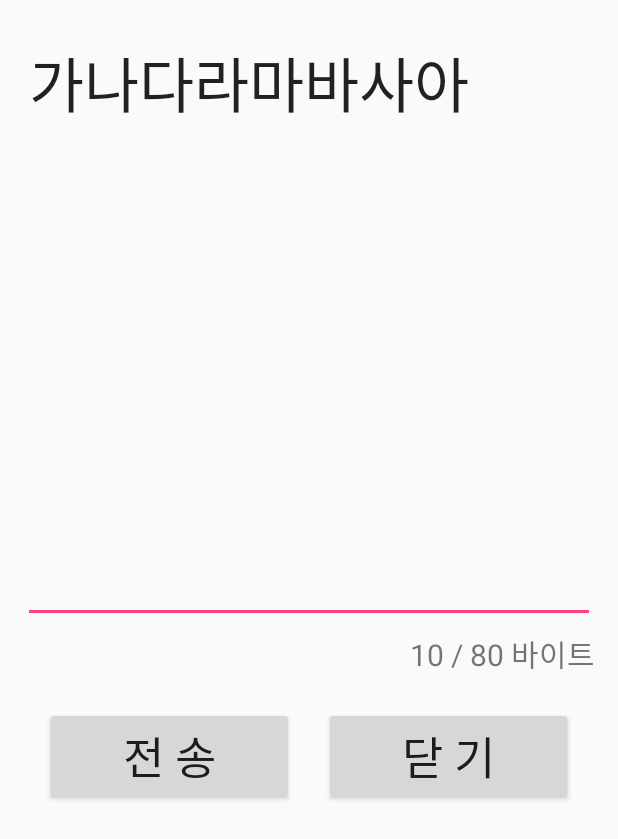
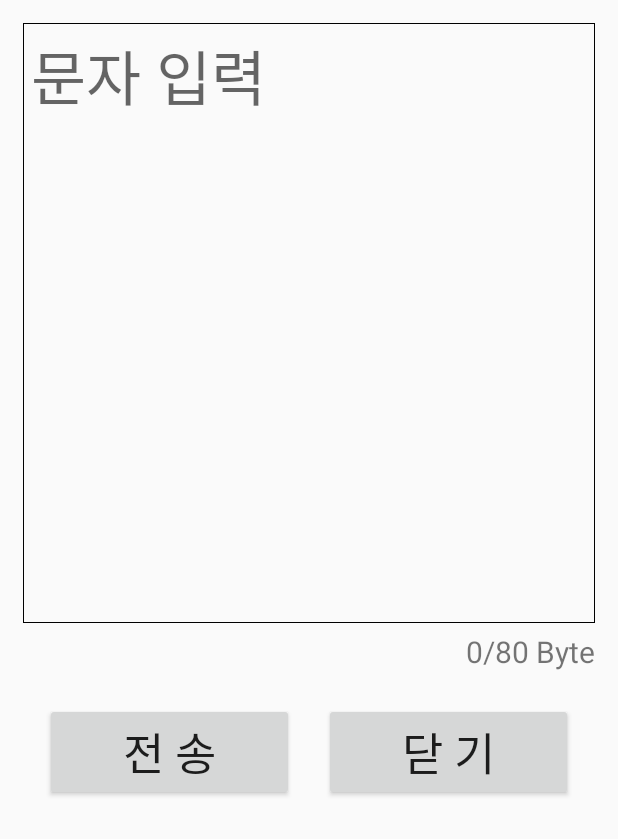
Before and after one commit to verfass/Mission02, an Android app: the screen it shows after launch (MainActivity), on a phone screen of 412 x 824 dp. Shown: the top 839 px of the screen. Run offline under Robolectric (Android 15) with nearby library versions, the phone set to English and light mode, and no system bars.

Commit message:
완성 Commit

```diff
--- a/app/src/main/java/kr/co/novacode/mission02/MainActivity.java
+++ b/app/src/main/java/kr/co/novacode/mission02/MainActivity.java
@@ -1,13 +1,80 @@
 package kr.co.novacode.mission02;
 
+import android.app.Activity;
+import android.os.Bundle;
 import android.support.v7.app.AppCompatActivity;
-import android.os.Bundle;
+import android.text.Editable;
+import android.text.TextWatcher;
+import android.view.View;
+import android.widget.Button;
+import android.widget.EditText;
+import android.widget.TextView;
+import android.widget.Toast;
 
 public class MainActivity extends AppCompatActivity {
+
+    Activity activity;
+    Button button01, button02;
+    TextView textView;
+    EditText editText;
+    Editable smsMsg;
+    TextWatcher textWatcher;
+    int textCnt;
 
     @Override
     protected void onCreate(Bundle savedInstanceState) {
         super.onCreate(savedInstanceState);
         setContentView(R.layout.activity_main);
+
+        textView = (TextView)findViewById(R.id.textView);
+
+        editText = (EditText)findViewById(R.id.editText);
+
+        textWatcher = new TextWatcher() {
+            @Override
+            public void beforeTextChanged(CharSequence s, int start, int count, int after) {
+
+            }
+
+            @Override
+            public void onTextChanged(CharSequence s, int start, int before, int count) {
+                smsMsg = editText.getText();
+                textCnt = smsMsg.length();
+                printSmsLength(textCnt);
+            }
+
+            @Override
+            public void afterTextChanged(Editable s) {
+
+            }
+        };
+        editText.addTextChangedListener(textWatcher);
+
+
+        button01 = (Button)findViewById(R.id.button01);
+        button01.setOnClickListener(new View.OnClickListener() {
+            @Override
+            public void onClick(View v) {
+                smsMsg = editText.getText();
+                Toast.makeText(MainActivity.this, smsMsg, Toast.LENGTH_LONG).show();
+            }
+        });
+
+        button02 = (Button)findViewById(R.id.button02);
+        button02.setOnClickListener(new View.OnClickListener() {
+            @Override
+            public void onClick(View v) {
+                activity = MainActivity.this;
+                activity.finish();
+            }
+        });
+
+        printSmsLength(0);
     }
+
+    public void printSmsLength(int cnt) {
+        textView.setText(cnt + "/80 Byte");
+    }
+
+
 }
--- /dev/null
+++ b/app/src/main/res/drawable/xml_border.xml
@@ -0,0 +1,9 @@
+<?xml version="1.0" encoding="utf-8"?>
+<layer-list xmlns:android="http://schemas.android.com/apk/res/android">
+    <item>
+        <shape android:shape="rectangle">
+            <stroke android:width="1px" android:color="#FF000000" />
+
+        </shape>
+    </item>
+</layer-list>
--- a/app/src/main/res/layout/activity_main.xml
+++ b/app/src/main/res/layout/activity_main.xml
@@ -19,15 +19,17 @@
             android:id="@+id/editText"
             android:layout_width="match_parent"
             android:inputType="textMultiLine"
-            android:text="가나다라마바사아"
+            android:text=""
+            android:hint="문자 입력"
             android:ems="10"
             android:gravity="top"
             android:layout_height="400dp"
             android:textSize="40dp"
+            android:padding="5dp"
             android:maxLength="80"
-            android:maxLines="10"
+            android:background="@drawable/xml_border"
             android:overScrollMode="ifContentScrolls"
-            android:shadowColor="@android:color/darker_gray" />
+            />
 
         <TextView
             android:id="@+id/textView"
```
